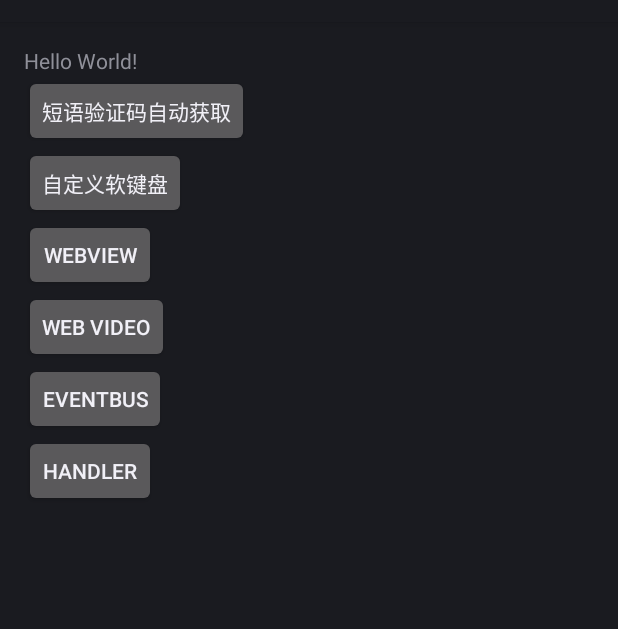
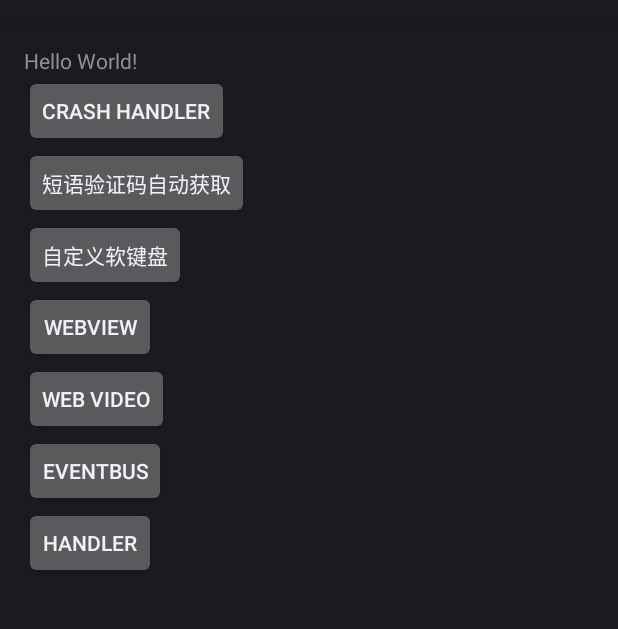
Before and after one commit to jadeyan/common-component, an Android app: the screen it shows after launch (MainActivity), on a phone screen of 412 x 824 dp, the part 62-691 px from its top. Run offline under Robolectric (Android 15) with nearby library versions, the phone set to English and light mode, and no system bars.

Commit message:
Add crash handler.
Add crash handler.

```diff
--- a/app/src/main/AndroidManifest.xml
+++ b/app/src/main/AndroidManifest.xml
@@ -7,6 +7,7 @@
     <uses-permission android:name="android.permission.RECEIVE_SMS" />
 
     <application
+        android:name=".MyApplication"
         android:allowBackup="true"
         android:icon="@mipmap/ic_launcher"
         android:label="@string/app_name"
--- a/app/src/main/java/com/creditease/common/MainActivity.java
+++ b/app/src/main/java/com/creditease/common/MainActivity.java
@@ -18,6 +18,7 @@ public class MainActivity extends Activity implements View.OnClickListener {
     }
 
     private void init() {
+        findViewById(R.id.btn_crashhandler).setOnClickListener(this);
         findViewById(R.id.btn_sms).setOnClickListener(this);
         findViewById(R.id.btn_softboard).setOnClickListener(this);
         findViewById(R.id.btn_webview).setOnClickListener(this);
@@ -26,6 +27,7 @@ public class MainActivity extends Activity implements View.OnClickListener {
         findViewById(R.id.btn_handler).setOnClickListener(this);
     }
 
+    private Object o = null;
     @Override
     public void onClick(View v) {
         switch (v.getId()) {
@@ -59,6 +61,8 @@ public class MainActivity extends Activity implements View.OnClickListener {
                 intent6.setClass(MainActivity.this, HandlerActivity.class);
                 startActivity(intent6);
                 break;
+            case R.id.btn_crashhandler:
+                android.util.Log.e("TAG", "----:" + o.toString());
             default:
                 break;
         }
--- /dev/null
+++ b/app/src/main/java/com/creditease/common/MyApplication.java
@@ -0,0 +1,15 @@
+package com.creditease.common;
+
+import com.creditease.common.crash.CrashHandler;
+
+import android.app.Application;
+
+public class MyApplication extends Application {
+    @Override
+    public void onCreate() {
+        super.onCreate();
+        CrashHandler crashHandler = CrashHandler.getInstance();
+        crashHandler.init(getApplicationContext());
+    }
+
+}
--- /dev/null
+++ b/app/src/main/java/com/creditease/common/crash/CrashHandler.java
@@ -0,0 +1,95 @@
+package com.creditease.common.crash;
+
+import android.content.Context;
+import android.os.Looper;
+import android.util.Log;
+import android.widget.Toast;
+
+import java.text.DateFormat;
+import java.text.SimpleDateFormat;
+import java.util.HashMap;
+import java.util.Map;
+
+public class CrashHandler implements Thread.UncaughtExceptionHandler {
+
+    public static final String TAG = "CrashHandler";
+
+    //系统默认的UncaughtException处理类
+    private Thread.UncaughtExceptionHandler mDefaultHandler;
+    //CrashHandler实例
+    private static CrashHandler sInstance = new CrashHandler();
+    //程序的Context对象
+    private Context mContext;
+    //用来存储设备信息和异常信息
+    private Map<String, String> mInfo = new HashMap<String, String>();
+
+    //用于格式化日期,作为日志文件名的一部分
+    private DateFormat mFormatter = new SimpleDateFormat("yyyy-MM-dd-HH-mm-ss");
+
+    /** 保证只有一个CrashHandler实例 */
+    private CrashHandler() {
+    }
+
+    /** 获取CrashHandler实例 ,单例模式 */
+    public static CrashHandler getInstance() {
+        return sInstance;
+    }
+
+    /**
+     * 初始化
+     *
+     * @param context
+     */
+    public void init(Context context) {
+        mContext = context;
+        //获取系统默认的UncaughtException处理器
+        mDefaultHandler = Thread.getDefaultUncaughtExceptionHandler();
+        //设置该CrashHandler为程序的默认处理器
+        Thread.setDefaultUncaughtExceptionHandler(this);
+    }
+
+    /**
+     * 当UncaughtException发生时会转入该函数来处理
+     */
+    @Override
+    public void uncaughtException(Thread thread, Throwable ex) {
+        if (!handleException(ex) && mDefaultHandler != null) {
+            //如果用户没有处理则让系统默认的异常处理器来处理
+            mDefaultHandler.uncaughtException(thread, ex);
+        } else {
+            try {
+                Thread.sleep(3000);
+            } catch (InterruptedException e) {
+                Log.e(TAG, "error : ", e);
+            }
+            //退出程序
+            android.os.Process.killProcess(android.os.Process.myPid());
+            System.exit(1);
+        }
+    }
+
+    /**
+     * 自定义错误处理,收集错误信息 发送错误报告等操作均在此完成.
+     *
+     * @param ex
+     * @return true:如果处理了该异常信息;否则返回false.
+     */
+    private boolean handleException(Throwable ex) {
+        if (ex == null) {
+            return false;
+        }
+        //使用Toast来显示异常信息
+        new Thread() {
+            @Override
+            public void run() {
+                Looper.prepare();
+                Toast.makeText(mContext, "很抱歉,程序出现异常,即将退出.", Toast.LENGTH_LONG).show();
+                Looper.loop();
+            }
+        }.start();
+        //TODO: log crash info
+
+        return true;
+    }
+
+}
--- a/app/src/main/res/layout/content_main.xml
+++ b/app/src/main/res/layout/content_main.xml
@@ -17,10 +17,18 @@
             android:id="@+id/textView"/>
 
     <Button
+            android:id="@+id/btn_crashhandler"
+            android:layout_width="wrap_content"
+            android:layout_height="wrap_content"
+            android:layout_below="@+id/textView"
+            android:layout_alignParentStart="true"
+            android:text="Crash Handler"/>
+
+    <Button
             android:id="@+id/btn_sms"
             android:layout_width="wrap_content"
             android:layout_height="wrap_content"
-            android:layout_below="@+id/textView"
+            android:layout_below="@+id/btn_crashhandler"
             android:layout_alignParentStart="true"
             android:text="短语验证码自动获取"/>
 
```
